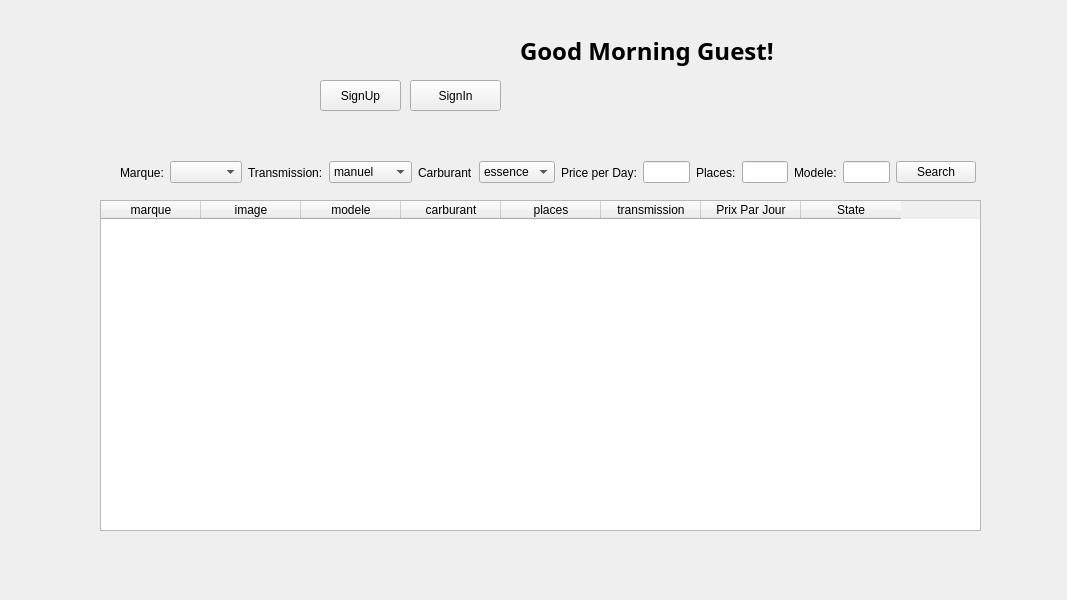
This is UI/tabw.ui in Rolerdxx/Car-Rental as Qt 5 draws it before an edit. The edited form follows.
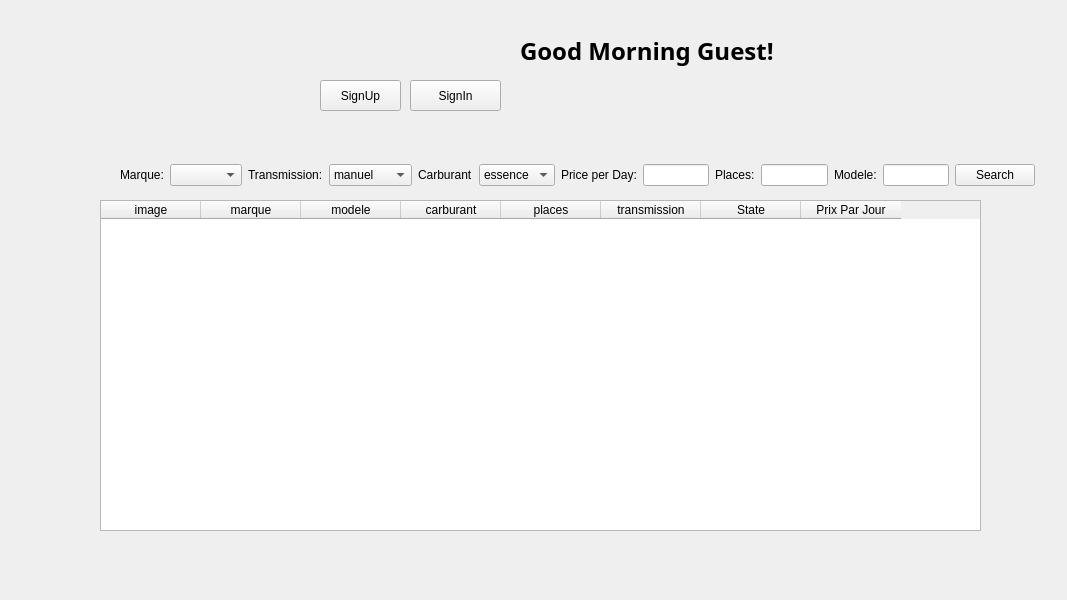
This is the edited form. Icons and pictures are not drawn.

```diff
--- a/UI/tabw.ui
+++ b/UI/tabw.ui
@@ -13,6 +13,13 @@
   <property name="windowTitle">
    <string>Form</string>
   </property>
+  <property name="styleSheet">
+   <string notr="true">MainWindow {
+            background-image: url(&quot;./images/mainimage.jpg&quot;); 
+            background-repeat: no-repeat; 
+            background-position: center;
+        }</string>
+  </property>
   <widget class="QTableWidget" name="tableWidget">
    <property name="geometry">
     <rect>
@@ -31,16 +38,16 @@
    <attribute name="horizontalHeaderCascadingSectionResizes">
     <bool>false</bool>
    </attribute>
-   <column>
-    <property name="text">
-     <string>marque</string>
-    </property>
-   </column>
    <column>
     <property name="text">
      <string>image</string>
     </property>
    </column>
+   <column>
+    <property name="text">
+     <string>marque</string>
+    </property>
+   </column>
    <column>
     <property name="text">
      <string>modele</string>
@@ -61,16 +68,16 @@
      <string>transmission</string>
     </property>
    </column>
-   <column>
-    <property name="text">
-     <string>Prix Par Jour</string>
-    </property>
-   </column>
    <column>
     <property name="text">
      <string>State</string>
     </property>
    </column>
+   <column>
+    <property name="text">
+     <string>Prix Par Jour</string>
+    </property>
+   </column>
   </widget>
   <widget class="QPushButton" name="loginbutton">
    <property name="geometry">
@@ -124,8 +131,8 @@
     <rect>
      <x>120</x>
      <y>160</y>
-     <width>856</width>
-     <height>25</height>
+     <width>915</width>
+     <height>30</height>
     </rect>
    </property>
    <layout class="QHBoxLayout" name="horizontalLayout">
```
